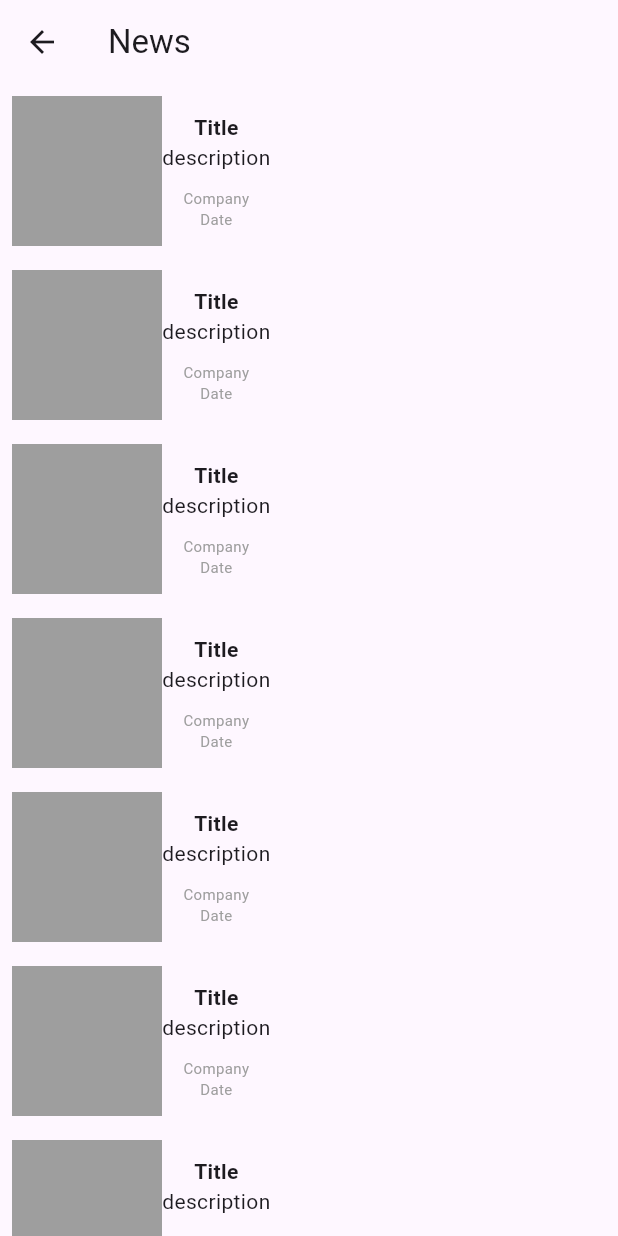
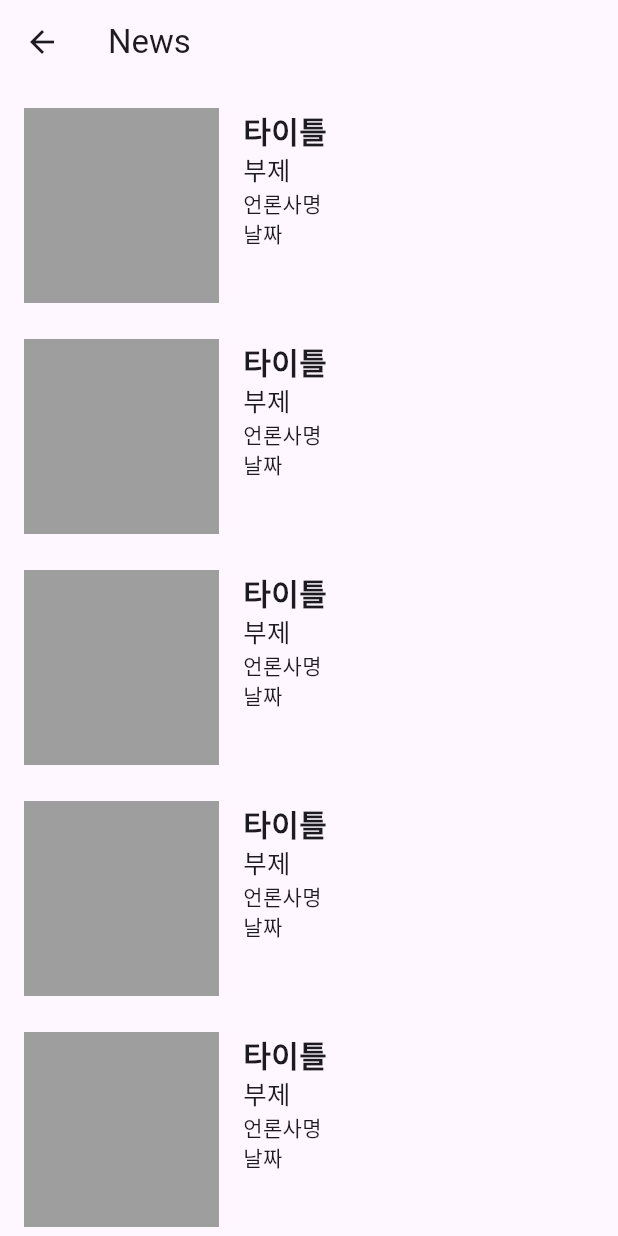
Before and after one commit to hjimin027/learn_flutter, a Flutter app: the NewsScreen screen opened directly, on a phone screen of 412 x 824 dp. Run offline on Flutter 3.47's test engine with Material 3 defaults, Android fonts, the phone set to English and light mode, and no system bars; our stand-ins replace dio.

Commit message:
news screen 편집

```diff
--- a/lib/screen/news/news_screen.dart
+++ b/lib/screen/news/news_screen.dart
@@ -8,29 +8,52 @@ class NewsScreen extends StatefulWidget {
 }
 
 class _NewsScreenState extends State<NewsScreen> {
+
+  /// GET 방식
+  /// https://newsapi.org/v2/everything?q=tesla&from=2025-07-28&sortBy=publishedAt&apiKey=_____
+  /// https://newsapi.org => 도메인
+  /// /v2/everything => path 도메인: 도메인부터 ? 전까지
+  /// ? 이후 => 쿼리query
+  /// 쿼리 분석: q=tesla, from=2025-06-28... 값 전달
+  ///
+  /// GET과 POST의 차이
+  /// Get은 인터넷 주소창에 검색해도 호출 가능
+  /// Post는 인터넷 주소창에서 호출 불가능
+
   @override
   Widget build(BuildContext context) {
     return Scaffold(
-      appBar: AppBar(title: Text("News"),),
-      body: ListView.builder(itemCount: 10, itemBuilder: (context, index) {
+      appBar: AppBar(title: Text("News")),
+      body: ListView.builder(
+        padding: EdgeInsets.all(16),
+        itemBuilder: (context, index) {
           return Padding(
-          padding: const EdgeInsets.all(8.0),
+            padding: EdgeInsets.only(bottom: 24),
             child: Row(
+              crossAxisAlignment: CrossAxisAlignment.start,
               children: [
-              Container(color: Colors.grey, height: 100, width: 100),
+                Container(width: 130, height: 130, color: Colors.grey),
+                SizedBox(width: 16),
                 Column(
+                  mainAxisAlignment: MainAxisAlignment.start,
+                  crossAxisAlignment: CrossAxisAlignment.start,
                   children: [
-                  Text("Title", style: TextStyle(fontWeight: FontWeight.bold), maxLines: 1, overflow: TextOverflow.ellipsis,),
-                  Text("description", maxLines: 2, overflow: TextOverflow.ellipsis,),
-                  SizedBox(height: 10,),
-                  Text("Company", style: TextStyle(fontSize: 10, color: Colors.grey), maxLines: 1,),
-                  Text("Date", style: TextStyle(fontSize: 10, color: Colors.grey), maxLines: 1,),
+                    Text(
+                      "타이틀",
+                      style: TextStyle(fontSize: 20, fontWeight: FontWeight.bold),
+                      maxLines: 1,
+                    ),
+                    Text("부제", style: TextStyle(fontSize: 17), maxLines: 2),
+                    Text("언론사명", style: TextStyle(fontSize: 14)),
+                    Text("날짜", style: TextStyle(fontSize: 14)),
                   ],
-              )
+                ),
               ],
             ),
           );
-      },),
+        },
+        itemCount: 10,
+      ),
     );
   }
 }
```
Lines whose indentation alone changed are shown as unchanged.
